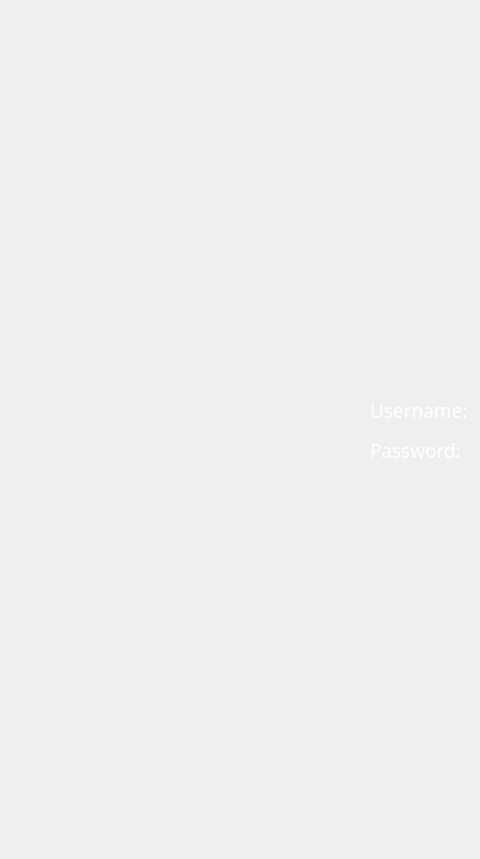
Qt form client/src/MainWindow.ui (andreisdc/ProjectModernCPP) before a commit; both pictures show x 0 to 480 and y 0 to 859 of the 1239 by 859 pixel window.
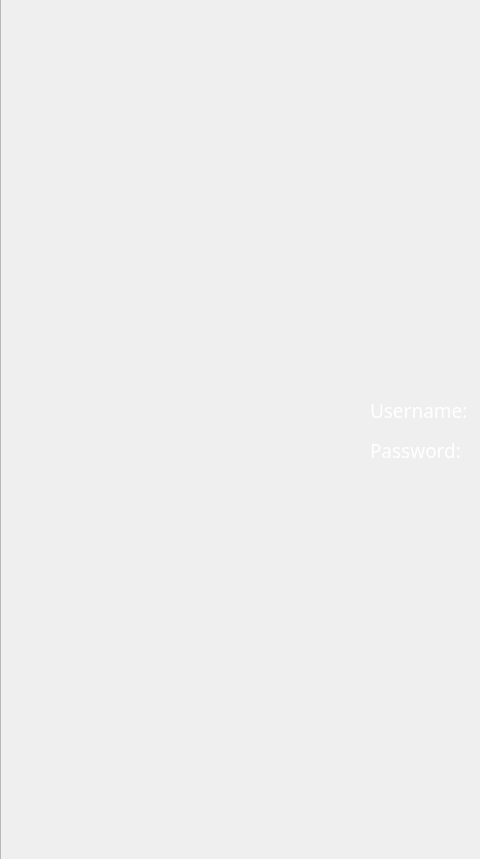
The same form after that commit. The open tabs and pages were chosen to show the change. Icons and pictures are not drawn.

Commit message: Fixed frame locations

```diff
--- a/client/src/MainWindow.ui
+++ b/client/src/MainWindow.ui
@@ -1101,8 +1101,8 @@
      <widget class="QFrame" name="frame_3">
       <property name="geometry">
        <rect>
-        <x>10</x>
-        <y>-10</y>
+        <x>20</x>
+        <y>-30</y>
         <width>1261</width>
         <height>931</height>
        </rect>
```
Left out of the diff: 2 changed lines with no effect on the pictures.
